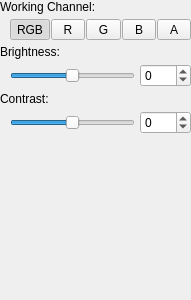
Old version of the form src/imagefilter_brightnesscontrast/filterwidget.ui in the repository deiflou/ibp.
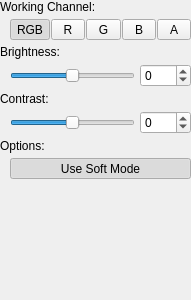
New version of the form.

```diff
--- a/src/imagefilter_brightnesscontrast/filterwidget.ui
+++ b/src/imagefilter_brightnesscontrast/filterwidget.ui
@@ -259,6 +259,45 @@
        </item>
       </layout>
      </item>
+     <item>
+      <widget class="QLabel" name="label">
+       <property name="text">
+        <string>Options:</string>
+       </property>
+      </widget>
+     </item>
+     <item>
+      <layout class="QHBoxLayout" name="horizontalLayout_4">
+       <property name="spacing">
+        <number>1</number>
+       </property>
+       <property name="leftMargin">
+        <number>10</number>
+       </property>
+       <item>
+        <widget class="QToolButton" name="mButtonOptionsUseSoftMode">
+         <property name="sizePolicy">
+          <sizepolicy hsizetype="Preferred" vsizetype="Preferred">
+           <horstretch>0</horstretch>
+           <verstretch>0</verstretch>
+          </sizepolicy>
+         </property>
+         <property name="text">
+          <string>Use Soft Mode</string>
+         </property>
+         <property name="checkable">
+          <bool>true</bool>
+         </property>
+         <property name="checked">
+          <bool>true</bool>
+         </property>
+         <property name="class" stdset="0">
+          <string>cFlatOptionButton</string>
+         </property>
+        </widget>
+       </item>
+      </layout>
+     </item>
     </layout>
    </item>
    <item>
```
